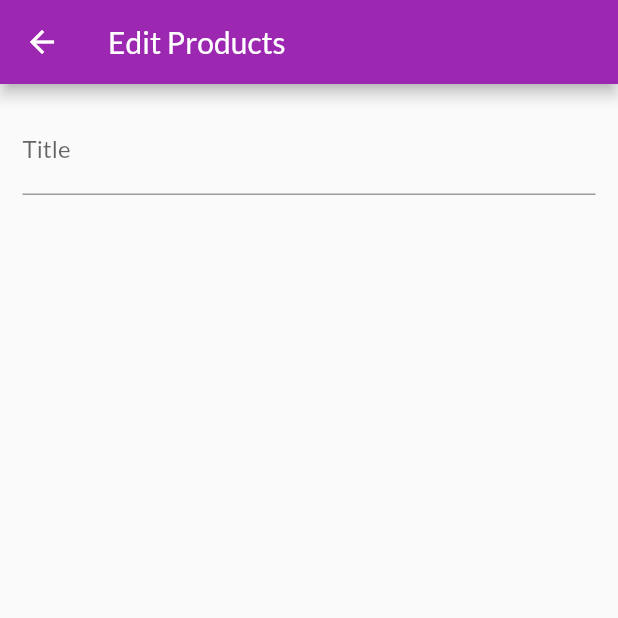
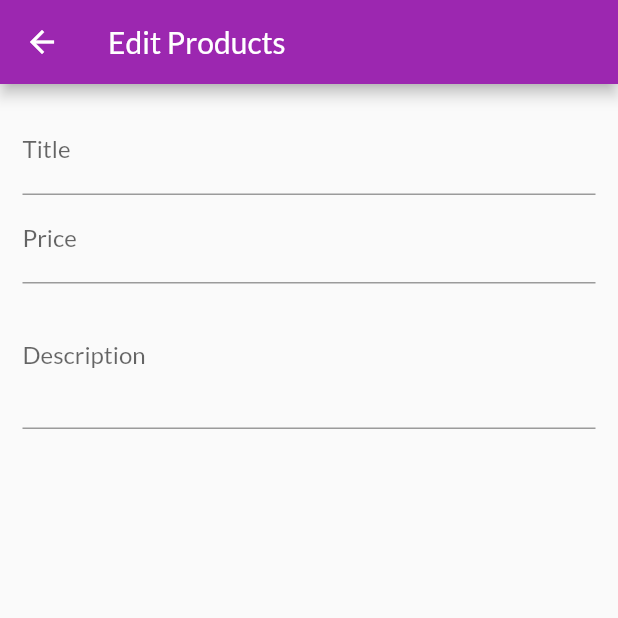
Before and after one commit to PaulTA91/shop_app, a Flutter app: the EditProductsScreen screen opened by its route, on a phone screen of 412 x 824 dp, the top half of it. Run offline on Flutter 3.47's test engine with Material 2 defaults, Android fonts, the phone set to English and light mode, and no system bars; network calls fail.

Commit message:
LEsson 225: Multi-line inputs

```diff
--- a/lib/screens/edit_products_screen.dart
+++ b/lib/screens/edit_products_screen.dart
@@ -26,6 +26,20 @@ class _EditProductsScreenState extends State<EditProductsScreen> {
                   ),
                   textInputAction: TextInputAction.next,
                 ),
+                TextFormField(
+                  decoration: InputDecoration(
+                    labelText: 'Price',
+                  ),
+                  textInputAction: TextInputAction.next,
+                  keyboardType: TextInputType.number,
+                ),
+                TextFormField(
+                  decoration: InputDecoration(
+                    labelText: 'Description',
+                  ),
+                  maxLines: 3,
+                  keyboardType: TextInputType.multiline,
+                ),
               ],
             ),
           ),
```
